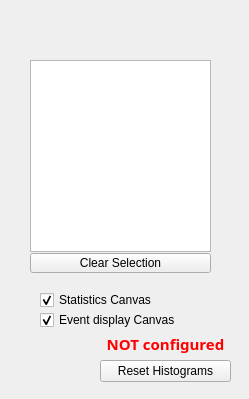
First picture: the form in mainwindow.ui, repository meleneemil/vmm-mon, before the edit.
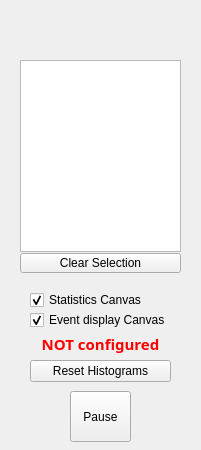
Second picture: the form after the edit. Icons and pictures are not drawn.

Commit message: [ok] pause resume functionality

The edit to the form file:
```diff
--- a/mainwindow.ui
+++ b/mainwindow.ui
@@ -6,8 +6,8 @@
    <rect>
     <x>0</x>
     <y>0</y>
-    <width>249</width>
-    <height>399</height>
+    <width>201</width>
+    <height>450</height>
    </rect>
   </property>
   <property name="windowTitle">
@@ -20,9 +20,9 @@
    <widget class="QTreeWidget" name="setupTreeWidget">
     <property name="geometry">
      <rect>
-      <x>30</x>
+      <x>20</x>
       <y>60</y>
-      <width>181</width>
+      <width>161</width>
       <height>192</height>
      </rect>
     </property>
@@ -50,9 +50,9 @@
    <widget class="QPushButton" name="b_clearTreeSelection">
     <property name="geometry">
      <rect>
-      <x>30</x>
+      <x>20</x>
       <y>253</y>
-      <width>181</width>
+      <width>161</width>
       <height>20</height>
      </rect>
     </property>
@@ -63,7 +63,7 @@
    <widget class="QCheckBox" name="showStatisticsCheckBox">
     <property name="geometry">
      <rect>
-      <x>40</x>
+      <x>30</x>
       <y>290</y>
       <width>161</width>
       <height>20</height>
@@ -79,7 +79,7 @@
    <widget class="QCheckBox" name="showEventCheckBox">
     <property name="geometry">
      <rect>
-      <x>40</x>
+      <x>30</x>
       <y>310</y>
       <width>161</width>
       <height>20</height>
@@ -98,9 +98,9 @@
    <widget class="QPushButton" name="b_Reset">
     <property name="geometry">
      <rect>
-      <x>100</x>
+      <x>30</x>
       <y>360</y>
-      <width>131</width>
+      <width>141</width>
       <height>22</height>
      </rect>
     </property>
@@ -111,7 +111,7 @@
    <widget class="QLabel" name="l_logo">
     <property name="geometry">
      <rect>
-      <x>30</x>
+      <x>10</x>
       <y>10</y>
       <width>181</width>
       <height>41</height>
@@ -130,9 +130,9 @@
    <widget class="QLabel" name="l_configd">
     <property name="geometry">
      <rect>
-      <x>100</x>
+      <x>20</x>
       <y>333</y>
-      <width>131</width>
+      <width>161</width>
       <height>21</height>
      </rect>
     </property>
@@ -218,6 +218,19 @@
      <set>Qt::AlignCenter</set>
     </property>
    </widget>
+   <widget class="QPushButton" name="b_Pause">
+    <property name="geometry">
+     <rect>
+      <x>70</x>
+      <y>391</y>
+      <width>61</width>
+      <height>51</height>
+     </rect>
+    </property>
+    <property name="text">
+     <string>Pause</string>
+    </property>
+   </widget>
   </widget>
  </widget>
  <layoutdefault spacing="6" margin="11"/>
```
The commit also changes 2 other files.
